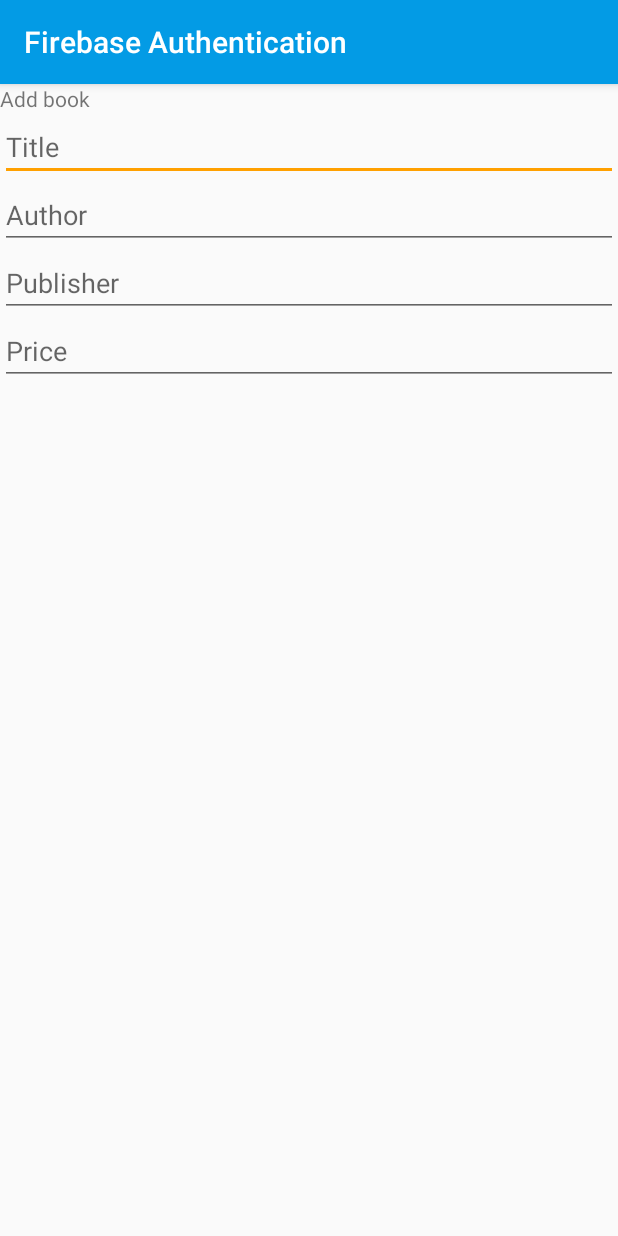
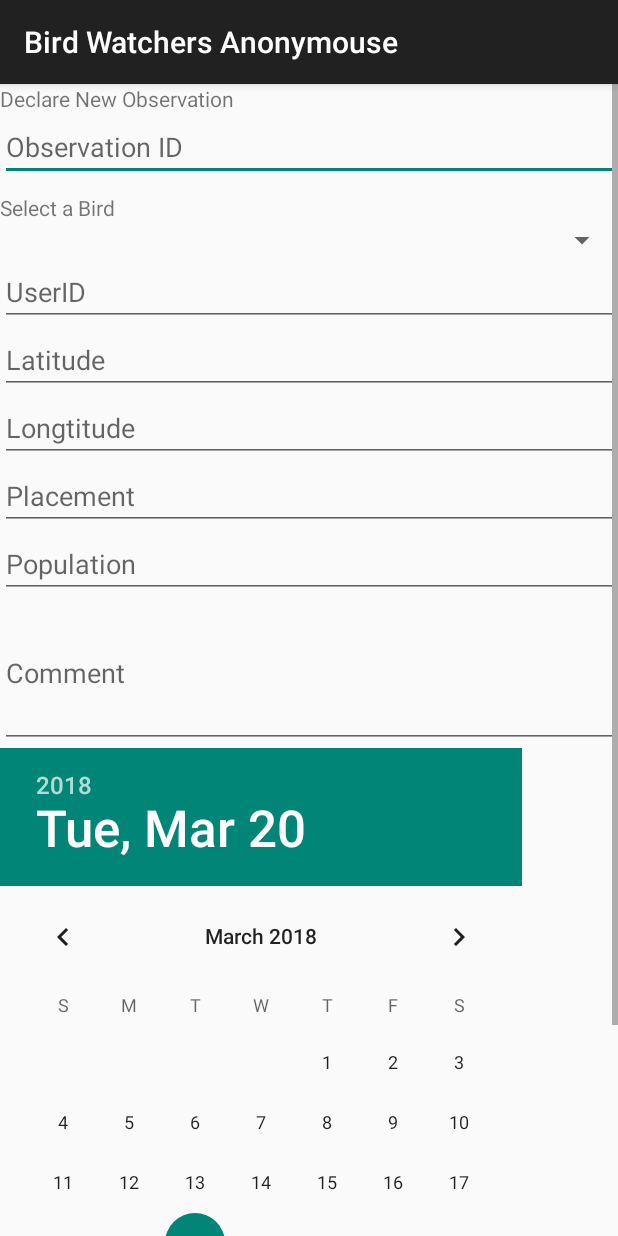
Before and after one commit to Stormeal/BirdWatching, an Android app: the ObservationsAdd screen opened directly, with no data from a screen before it, on a phone screen of 412 x 824 dp. Run offline under Robolectric (Android 15) with nearby library versions, the phone set to English and light mode, and no system bars; network calls fail.

Commit message:
Initial commits

```diff
--- a/app/build.gradle
+++ b/app/build.gradle
@@ -49,4 +49,5 @@ dependencies {
 
 
 
+
 apply plugin: 'com.google.gms.google-services'
--- a/app/src/main/AndroidManifest.xml
+++ b/app/src/main/AndroidManifest.xml
@@ -8,7 +8,7 @@
         android:label="@string/app_name"
         android:roundIcon="@mipmap/ic_launcher_round"
         android:supportsRtl="true"
-        android:theme="@style/AppTheme">
+        android:theme="@style/Theme.AppCompat.Light.DarkActionBar">
         <activity android:name=".ChooserActivity">
             <intent-filter>
                 <action android:name="android.intent.action.MAIN" />
@@ -28,7 +28,8 @@
             android:name=".AnonymousAuthActivity"
             android:label="@string/label_anonymous_auth" />
         <activity android:name=".MainActivity" />
-        <activity android:name=".ObservationsAdd"/>
+        <activity android:name=".ObservationsAdd" />
+        <activity android:name=".Main2Activity"></activity>
     </application>
 
 </manifest>
--- a/app/src/main/java/com/google/firebase/quickstart/auth/ObservationListItemAdapter.java
+++ b/app/src/main/java/com/google/firebase/quickstart/auth/ObservationListItemAdapter.java
@@ -13,6 +13,9 @@ import android.widget.ArrayAdapter;
 import android.widget.LinearLayout;
 import android.widget.TextView;
 
+import com.google.firebase.quickstart.auth.R;
+
+import java.text.SimpleDateFormat;
 import java.util.Calendar;
 import java.util.List;
 
@@ -34,7 +37,7 @@ public class ObservationListItemAdapter extends ArrayAdapter<Observation> {
     public View getView(int position, View convertView, @NonNull ViewGroup parent) {
         Observation observation = getItem(position);
         String nameEnglish = observation.getNameEnglish();
-        Calendar created = observation.getCreated();
+        String created = observation.getCreated();
         LinearLayout observationView;
         if (convertView == null) {
             observationView = new LinearLayout(getContext());
--- a/app/src/main/res/layout/activity_observations_add.xml
+++ b/app/src/main/res/layout/activity_observations_add.xml
@@ -7,48 +7,98 @@
     android:orientation="vertical"
     tools:context="com.google.firebase.quickstart.auth.ObservationsAdd">
 
+    <ScrollView
+        android:layout_width="match_parent"
+        android:layout_height="wrap_content">
+
+        <LinearLayout
+            android:layout_width="match_parent"
+            android:layout_height="wrap_content"
+            android:orientation="vertical">
+
             <TextView
                 android:layout_width="wrap_content"
                 android:layout_height="wrap_content"
-        android:text="Add book" />
+                android:text="Declare New Observation" />
 
             <EditText
-        android:id="@+id/add_book_title_edittext"
+                android:id="@+id/add_observation_id"
                 android:layout_width="match_parent"
                 android:layout_height="wrap_content"
-        android:hint="Title"
+                android:hint="Observation ID"
+                android:inputType="numberDecimal"
+                android:layout_marginBottom="8dp"/>
+
+            <TextView
+                android:layout_width="match_parent"
+                android:layout_height="wrap_content"
+                android:text="Select a Bird"/>
+
+            <Spinner
+                android:id="@+id/add_observation_birdId"
+                android:layout_width="match_parent"
+                android:layout_height="wrap_content"
+                android:hint="Select Bird" />
+
+            <EditText
+                android:id="@+id/add_Observation_UserId"
+                android:layout_width="match_parent"
+                android:layout_height="wrap_content"
+                android:hint="UserID"
+                android:inputType="textCapWords" />
+
+
+            <EditText
+                android:id="@+id/add_observation_latitude"
+                android:layout_width="match_parent"
+                android:layout_height="wrap_content"
+                android:hint="Latitude"
+                android:inputType="numberDecimal" />
+
+            <EditText
+                android:id="@+id/add_observation_longtitude"
+                android:layout_width="match_parent"
+                android:layout_height="wrap_content"
+                android:hint="Longtitude"
+                android:inputType="numberDecimal" />
+
+            <EditText
+                android:id="@+id/add_observation_placement"
+                android:layout_width="match_parent"
+                android:layout_height="wrap_content"
+                android:hint="Placement"
                 android:inputType="textCapWords" />
 
             <EditText
-        android:id="@+id/add_book_author_edittext"
+                android:id="@+id/add_observation_population"
                 android:layout_width="match_parent"
                 android:layout_height="wrap_content"
-        android:hint="Author"
+                android:hint="Population"
+                android:inputType="numberDecimal" />
+
+            <EditText
+                android:id="@+id/add_observation_comment"
+                android:layout_width="match_parent"
+                android:layout_height="100dp"
+                android:hint="Comment"
                 android:inputType="textCapWords" />
 
-    <EditText
-        android:id="@+id/add_book_publisher_edittext"
+            <DatePicker
+                android:layout_width="wrap_content"
+                android:layout_height="wrap_content"></DatePicker>
+
+            <Button
                 android:layout_width="match_parent"
                 android:layout_height="wrap_content"
-        android:hint="Publisher"
-        android:inputType="textCapWords" />
-
-    <EditText
-        android:id="@+id/add_book_price_edittext"
-        android:layout_width="match_parent"
-        android:layout_height="wrap_content"
-        android:hint="Price"
-        android:inputType="numberDecimal" />
-
-    <!--<Button
-        android:layout_width="match_parent"
-        android:layout_height="wrap_content"
-        android:onClick="addBook2"
-        android:text="Add" /> -->
+                android:onClick="addObservation2"
+                android:text="Add" />
 
             <TextView
-        android:id="@+id/add_book_message_textview"
+                android:id="@+id/add_observation_message_textview"
                 android:layout_width="wrap_content"
                 android:layout_height="wrap_content" />
 
         </LinearLayout>
+    </ScrollView>
+
+</LinearLayout>
--- a/app/src/main/res/values/strings.xml
+++ b/app/src/main/res/values/strings.xml
@@ -1,5 +1,5 @@
 <resources>
-    <string name="app_name">Firebase Authentication</string>
+    <string name="app_name">Bird Watchers Anonymouse</string>
 
     <string name="label_google_sign_in">Firebase + Google Sign In</string>
     <string name="desc_google_sign_in">Use a Google Sign In credential to authenticate with Firebase.</string>
```
Also changed, not shown: app/src/main/java/com/google/firebase/quickstart/auth/MainActivity.java (+7 -15 lines), app/src/main/java/com/google/firebase/quickstart/auth/Observation.java (+12 -12 lines), app/src/main/java/com/google/firebase/quickstart/auth/ObservationActivity.java (+14 -0 lines), app/src/main/java/com/google/firebase/quickstart/auth/ObservationsAdd.java (+123 -0 lines), app/src/main/res/layout/activity_observation.xml (+50 -4 lines). Lines whose indentation alone changed are shown as unchanged.
